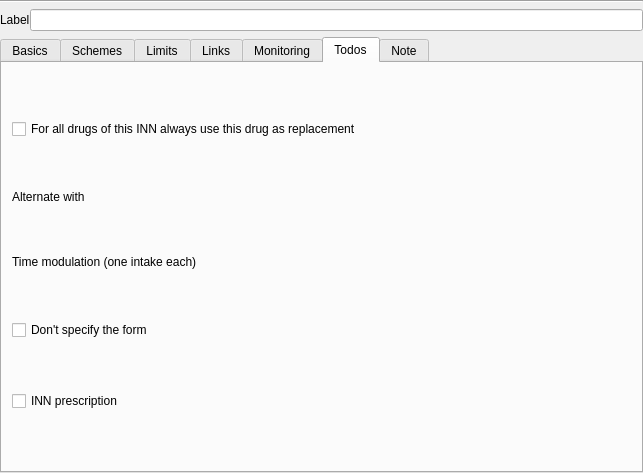
This is plugins/formwidgets/mfDrugsWidget/drugswidget/mfDosageViewer.ui in FreeHealth/freehealth as Qt 5 draws it before an edit. The edited form follows.
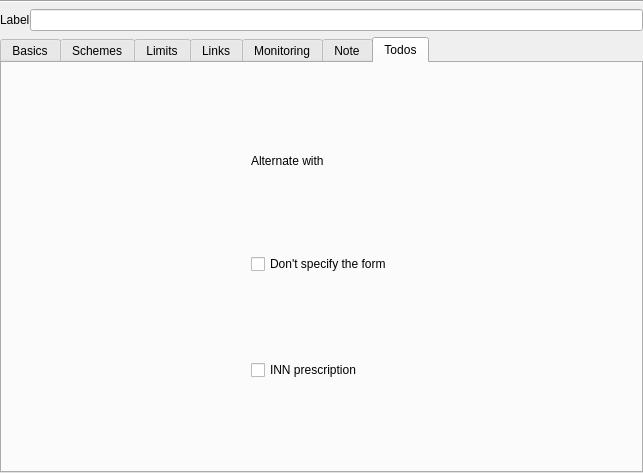
This is the edited form. The open tabs and pages were chosen to show the change. Custom widgets are drawn as their Qt base class.

Patch:
```diff
--- a/plugins/formwidgets/mfDrugsWidget/drugswidget/mfDosageViewer.ui
+++ b/plugins/formwidgets/mfDrugsWidget/drugswidget/mfDosageViewer.ui
@@ -1008,6 +1008,16 @@
        </item>
       </layout>
      </widget>
+     <widget class="QWidget" name="tabNote">
+      <attribute name="title">
+       <string>Note</string>
+      </attribute>
+      <layout class="QGridLayout" name="gridLayout_2">
+       <item row="0" column="0">
+        <widget class="QTextEdit" name="noteTextEdit"/>
+       </item>
+      </layout>
+     </widget>
      <widget class="QWidget" name="tabTodos">
       <attribute name="title">
        <string>Todos</string>
@@ -1019,34 +1029,21 @@
        <property name="spacing">
         <number>5</number>
        </property>
-       <item row="2" column="0">
-        <widget class="QLabel" name="label_15">
-         <property name="sizePolicy">
-          <sizepolicy hsizetype="Expanding" vsizetype="Fixed">
-           <horstretch>0</horstretch>
-           <verstretch>0</verstretch>
-          </sizepolicy>
-         </property>
-         <property name="text">
-          <string>Time modulation (one intake each)</string>
-         </property>
-        </widget>
-       </item>
-       <item row="3" column="0">
+       <item row="1" column="0">
         <widget class="QCheckBox" name="checkBox_2">
          <property name="text">
           <string>Don't specify the form</string>
          </property>
         </widget>
        </item>
-       <item row="4" column="0">
+       <item row="2" column="0">
         <widget class="QCheckBox" name="checkBox">
          <property name="text">
           <string>INN prescription</string>
          </property>
         </widget>
        </item>
-       <item row="1" column="0">
+       <item row="0" column="0">
         <widget class="QLabel" name="label_4">
          <property name="sizePolicy">
           <sizepolicy hsizetype="Fixed" vsizetype="Fixed">
@@ -1059,23 +1056,6 @@
          </property>
         </widget>
        </item>
-       <item row="0" column="0">
-        <widget class="QCheckBox" name="checkBox_4">
-         <property name="text">
-          <string>For all drugs of this INN always use this drug as replacement</string>
-         </property>
-        </widget>
-       </item>
-      </layout>
-     </widget>
-     <widget class="QWidget" name="tabNote">
-      <attribute name="title">
-       <string>Note</string>
-      </attribute>
-      <layout class="QGridLayout" name="gridLayout_2">
-       <item row="0" column="0">
-        <widget class="QTextEdit" name="noteTextEdit"/>
-       </item>
       </layout>
      </widget>
     </widget>
```
Left out of the diff: 1 changed line with no effect on the pictures.
